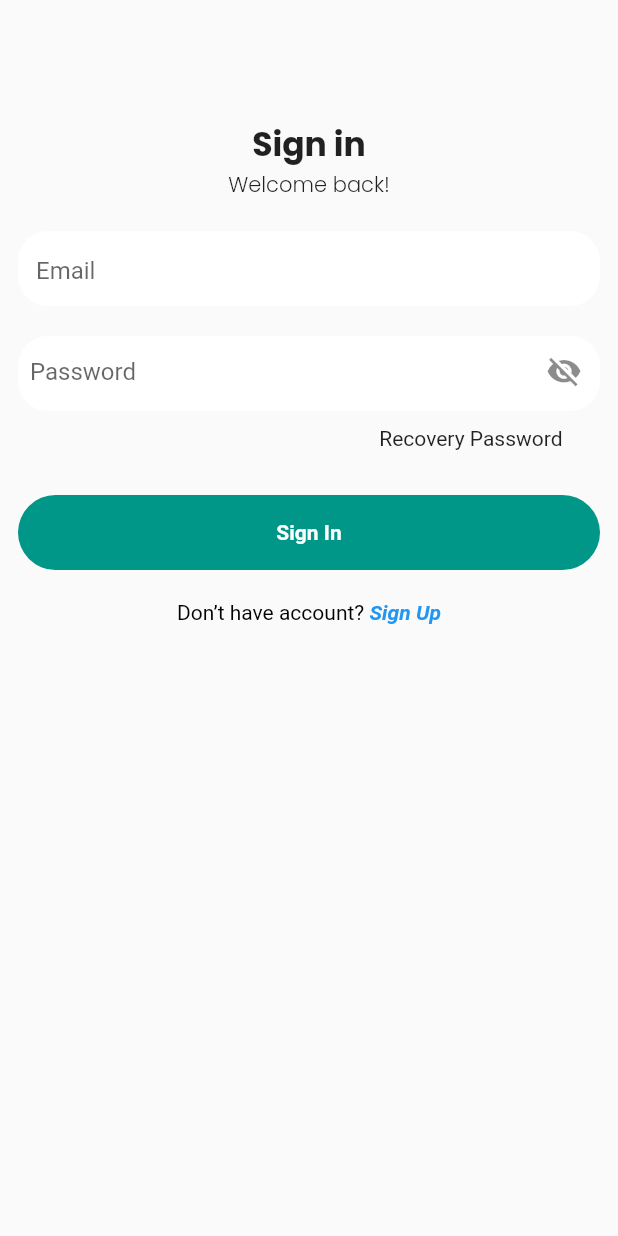
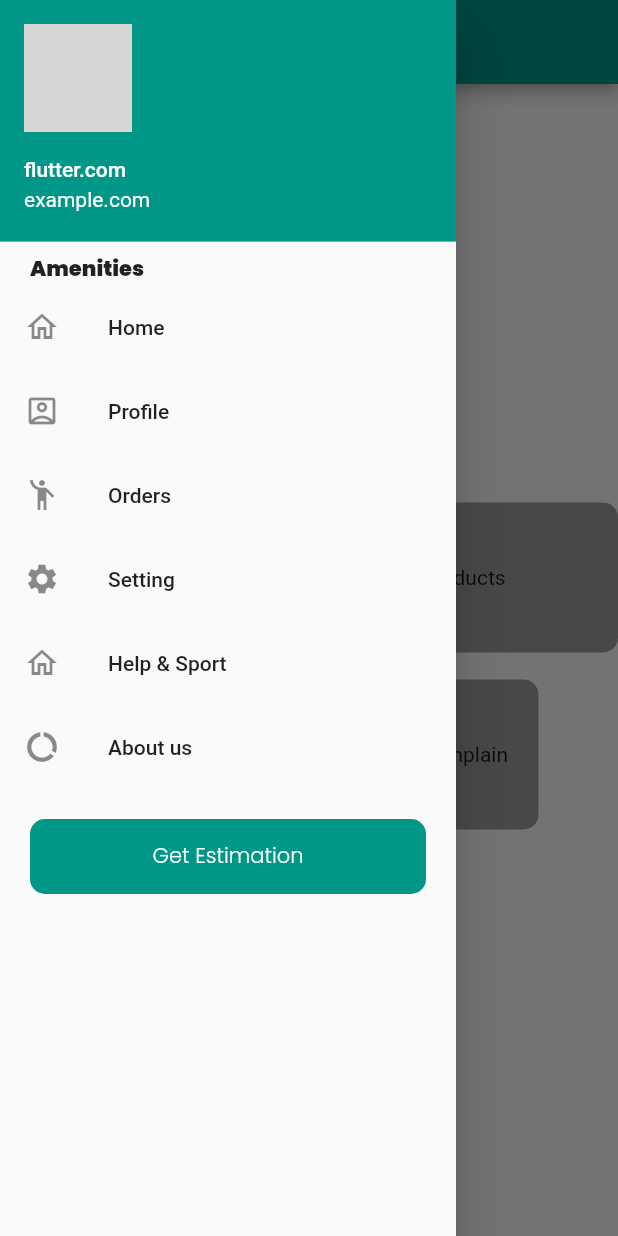
Before and after one commit to JamshaidMallik/amenities_fyp, a Flutter app: the screen it shows after launch, with the side drawer open (before the commit the screen has no drawer), on a phone screen of 412 x 824 dp. Run offline on Flutter 3.47's test engine with Material 2 defaults, Android fonts, the phone set to English and light mode, and no system bars; our stand-ins replace awesome_dialog, firebase_core, get, google_fonts; accounts and stored records are empty; network calls fail; grey boxes are pictures that could not be loaded.

Commit message:
add Admin screens

```diff
--- /dev/null
+++ b/lib/admin_screen/slider_screen.dart
@@ -0,0 +1,167 @@
+import 'package:amenities_app/admin_screen/profile_screen.dart';
+import 'package:flutter/cupertino.dart';
+import 'package:flutter/material.dart';
+
+import '../constant.dart';
+
+class SliderScreen extends StatelessWidget {
+  const SliderScreen({Key? key}) : super(key: key);
+
+  @override
+  Widget build(BuildContext context) {
+    return Scaffold(
+      appBar: AppBar(),
+      drawer: Drawer(
+        child: ListView(
+          padding: EdgeInsets.zero,
+          children: [
+            UserAccountsDrawerHeader(
+              accountName: Text('flutter.com'),
+              accountEmail: Text("example.com"),
+              currentAccountPicture: CircleAvatar(
+                backgroundImage: NetworkImage(
+                    'https://i.pinimg.com/236x/a1/e3/54/a1e354e74959e999b5fcbb95d1815bbd.jpg'),
+              ),
+              decoration: BoxDecoration(
+                color: Colors.teal,
+              ),
+            ),
+            Padding(
+              padding: const EdgeInsets.symmetric(horizontal: 20),
+              child: Text("Amenities", style: kSubHeadingText),
+            ),
+            ListTile(
+              leading: Icon(Icons.home_outlined),
+              title: Text("Home"),
+              onTap: () => null,
+            ),
+            ListTile(
+              leading: Icon(Icons.account_box_outlined),
+              title: Text("Profile"),
+              onTap: () {
+                Navigator.of(context).push(MaterialPageRoute(builder: (context)=>ProfileScreen()));
+              },
+            ),
+            ListTile(
+              leading: Icon(Icons.emoji_people_sharp),
+              title: Text("Orders"),
+              onTap: () => null,
+            ),
+            ListTile(
+              leading: Icon(Icons.settings),
+              title: Text("Setting"),
+              onTap: () => null,
+            ),
+            ListTile(
+              leading: Icon(Icons.home_outlined),
+              title: Text("Help & Sport"),
+              onTap: () => null,
+            ),
+            ListTile(
+              leading: Icon(Icons.data_usage_sharp),
+              title: Text("About us"),
+              onTap: () => null,
+            ),
+            Padding(
+              padding: const EdgeInsets.all(20),
+              child: Container(
+                height: 50,
+                width: double.infinity,
+                child: Center(
+                    child: Text(
+                  "Get Estimation",
+                  style: kSecondaryText,
+                )),
+                decoration: BoxDecoration(
+                  color: Colors.teal,
+                  borderRadius: BorderRadius.circular(10),
+                ),
+              ),
+            ),
+          ],
+        ),
+      ),
+      body: Column(
+        crossAxisAlignment: CrossAxisAlignment.center,
+        mainAxisAlignment: MainAxisAlignment.center,
+        children: [
+          Row(
+            children: [
+              Expanded(
+                child: Padding(
+                  padding: const EdgeInsets.all(8.0),
+                  child: Column(
+                    children: [
+                      Container(
+                        child: Center(child: Text("Users",)),
+                        height: 100,
+                        width: double.infinity,
+                        decoration: BoxDecoration(
+                            borderRadius: BorderRadius.circular(10),
+                            color:kGreyColor),
+                      ),
+                    ],
+                  ),
+                ),
+              ),
+              Expanded(
+                child: Column(
+                  children: [
+                    Container(
+                      child: Center(child: Text("Products",)),
+                      height: 100,
+                      width: double.infinity,
+                      decoration: BoxDecoration(
+                          borderRadius: BorderRadius.circular(10),
+                          color: kGreyColor),
+                    ),
+                  ],
+                ),
+              ),
+
+            ],
+          ),
+          10.0.height,
+          Row(
+            children: [
+              Expanded(
+                child: Column(
+                  children: [
+                    Container(
+                      child: Center(child: Text("Orders",)),
+                      height: 100,
+                      width: 100,
+                      decoration: BoxDecoration(
+                          borderRadius: BorderRadius.circular(10),
+                          color: Colors.grey),
+                    ),
+                  ],
+                ),
+              ),
+              Expanded(
+                child: Column(
+                  children: [
+                    Container(
+                      child: Padding(
+                        padding: const EdgeInsets.all(8.0),
+                        child: Center(child: Text("Complain",)),
+                      ),
+                      height: 100,
+                      width: 100,
+                      decoration: BoxDecoration(
+                          borderRadius: BorderRadius.circular(10),
+                          color: Colors.grey),
+                    ),
+
+                  ],
+                ),
+              ),
+
+            ],
+          ),
+
+        ],
+      ),
+    );
+  }
+}
--- a/lib/cart_screens/cart_screen.dart
+++ b/lib/cart_screens/cart_screen.dart
@@ -1,3 +1,4 @@
+import 'package:amenities_app/check_out_screen.dart';
 import 'package:flutter/cupertino.dart';
 import 'package:flutter/material.dart';
 
@@ -90,6 +91,10 @@ class CartScreen extends StatelessWidget {
           }),
       bottomSheet: Padding(
         padding: const EdgeInsets.all(10),
+        child: GestureDetector(
+          onTap: (){
+            Navigator.of(context).push(MaterialPageRoute(builder: (context)=>CheckOutScreen()));
+          },
           child: Container(
             height: 50,
             width: double.infinity,
@@ -110,6 +115,7 @@ class CartScreen extends StatelessWidget {
             ),
           ),
         ),
+      ),
     );
   }
 }
--- a/lib/constant.dart
+++ b/lib/constant.dart
@@ -54,7 +54,7 @@ TextStyle kSecondaryText = GoogleFonts.poppins(
 
 TextStyle kSubHeadingText = GoogleFonts.poppins(
     textStyle: const TextStyle(
-      fontSize: 16.0,
+      fontSize: 14.0,
       fontWeight: FontWeight.w900,
     ));
 TextStyle kHeadingText = GoogleFonts.poppins(
--- a/lib/main.dart
+++ b/lib/main.dart
@@ -1,4 +1,5 @@
 import 'package:amenities_app/accounts_screen/log_in_screen.dart';
+import 'package:amenities_app/admin_screen/slider_screen.dart';
 import 'package:amenities_app/interest_area_screen.dart';
 import 'package:firebase_core/firebase_core.dart';
 import 'package:flutter/material.dart';
@@ -27,7 +28,8 @@ class MyApp extends StatelessWidget {
           color: Colors.teal
         )
       ),
-      home: const LogInScreen(),
+      home: SliderScreen(),
+      // home: const LogInScreen(),
       // home: BuildingTypeScreen(),
       // home: LogInScreen(),
     );
```
Also changed, not shown: lib/accounts_screen/log_in_screen.dart (+8 -1 lines), lib/admin_screen/profile_screen.dart (added, +65 -0 lines), lib/check_out_screen.dart (added, +204 -0 lines). Lines whose indentation alone changed are shown as unchanged.
